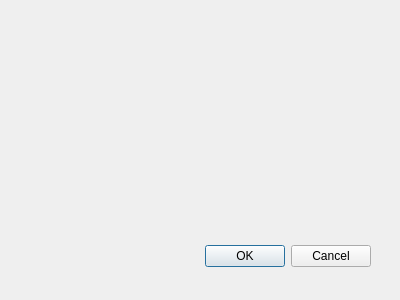
Qt form pjc_las/dialog.ui (Martika98/PJC) before a commit.
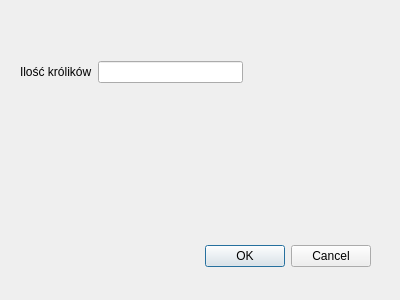
The same form after that commit.

Diff of the .ui file:
```diff
--- a/pjc_las/dialog.ui
+++ b/pjc_las/dialog.ui
@@ -31,6 +31,28 @@
     <set>QDialogButtonBox::Cancel|QDialogButtonBox::Ok</set>
    </property>
   </widget>
+  <widget class="QWidget" name="">
+   <property name="geometry">
+    <rect>
+     <x>20</x>
+     <y>60</y>
+     <width>223</width>
+     <height>24</height>
+    </rect>
+   </property>
+   <layout class="QHBoxLayout" name="horizontalLayout">
+    <item>
+     <widget class="QLabel" name="label">
+      <property name="text">
+       <string>Ilość królików</string>
+      </property>
+     </widget>
+    </item>
+    <item>
+     <widget class="QLineEdit" name="lineEdit"/>
+    </item>
+   </layout>
+  </widget>
  </widget>
  <pixmapfunction/>
  <resources/>
```
Left out of the diff: 5 changed lines with no effect on the pictures.
